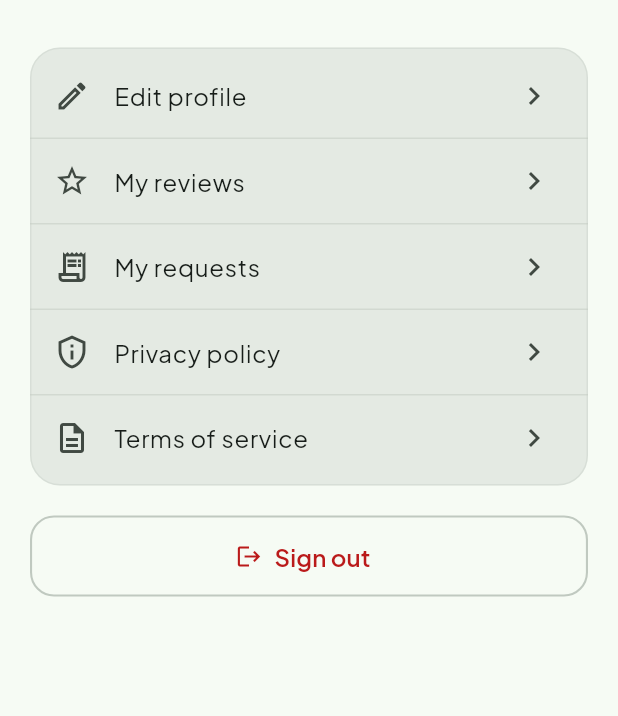
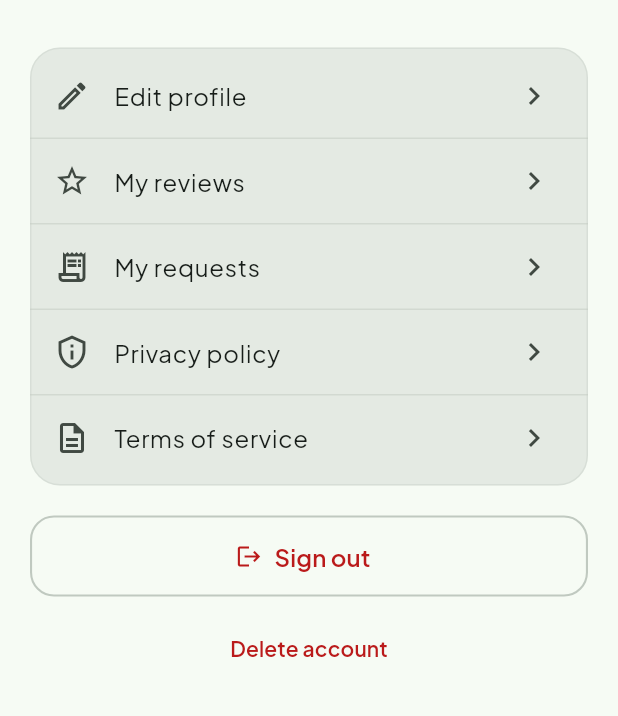
Before and after one commit to HogarSOS/hogarSOS-frontend, a Flutter app: the PerfilScreen screen opened directly, on a phone screen of 412 x 824 dp, the part 389-1105 px from its top. Run offline on Flutter 3.47's test engine with Material 3 defaults, Android fonts, the phone set to English and light mode, and no system bars; our stand-ins replace app_links, cached_network_image, cloud_firestore, dio, firebase_auth, firebase_core and 8 more; missing offline and left inert: flutter_stripe; accounts and stored records are empty; network calls fail.

Commit message:
Auditoría pre-lanzamiento: añade "Eliminar cuenta" en el perfil (cliente y profesional)
Requisito de Google Play desde abril 2024 -ver commit del backend para el
detalle completo-. Mismo diálogo de confirmación y llamada a DELETE
/api/users/me para los dos roles (widgets/eliminar_cuenta.dart), con
cierre de sesión y vuelta al login tras confirmar.

Co-Authored-By: Claude Sonnet 5 <noreply@anthropic.com>

```diff
--- a/lib/l10n/app_en.arb
+++ b/lib/l10n/app_en.arb
@@ -217,6 +217,11 @@
   "perfilMiembroDesde": "Hogar SOS member",
   "perfilConfirmarSalir": "Are you sure you want to sign out?",
   "perfilCancelar": "Cancel",
+  "perfilEliminarCuenta": "Delete account",
+  "perfilEliminarCuentaConfirmarTitulo": "Delete your account?",
+  "perfilEliminarCuentaConfirmarTexto": "This can't be undone. You'll lose access immediately, and your name, email, phone, photo and, if you're a professional, your verification documents will be deleted.",
+  "perfilEliminarCuentaBotonConfirmar": "Yes, delete my account",
+  "perfilEliminarCuentaError": "We couldn't delete your account. Please try again.",
   "perfilFavoritos": "Favorites",
   "perfilMisSolicitudes": "My requests",
   "perfilConfiguracion": "Settings",
--- a/lib/l10n/app_es.arb
+++ b/lib/l10n/app_es.arb
@@ -217,6 +217,11 @@
   "perfilMiembroDesde": "Miembro de Hogar SOS",
   "perfilConfirmarSalir": "¿Seguro que quieres cerrar sesión?",
   "perfilCancelar": "Cancelar",
+  "perfilEliminarCuenta": "Eliminar cuenta",
+  "perfilEliminarCuentaConfirmarTitulo": "¿Eliminar tu cuenta?",
+  "perfilEliminarCuentaConfirmarTexto": "Esta acción no se puede deshacer. Perderás el acceso de inmediato y se eliminarán tu nombre, email, teléfono, foto y, si eres profesional, tus documentos de verificación.",
+  "perfilEliminarCuentaBotonConfirmar": "Sí, eliminar mi cuenta",
+  "perfilEliminarCuentaError": "No se pudo eliminar tu cuenta. Inténtalo de nuevo.",
   "perfilFavoritos": "Favoritos",
   "perfilMisSolicitudes": "Mis solicitudes",
   "perfilConfiguracion": "Configuración",
--- a/lib/l10n/app_localizations.dart
+++ b/lib/l10n/app_localizations.dart
@@ -1178,6 +1178,36 @@ abstract class AppLocalizations {
   /// **'Cancelar'**
   String get perfilCancelar;
 
+  /// No description provided for @perfilEliminarCuenta.
+  ///
+  /// In es, this message translates to:
+  /// **'Eliminar cuenta'**
+  String get perfilEliminarCuenta;
+
+  /// No description provided for @perfilEliminarCuentaConfirmarTitulo.
+  ///
+  /// In es, this message translates to:
+  /// **'¿Eliminar tu cuenta?'**
+  String get perfilEliminarCuentaConfirmarTitulo;
+
+  /// No description provided for @perfilEliminarCuentaConfirmarTexto.
+  ///
+  /// In es, this message translates to:
+  /// **'Esta acción no se puede deshacer. Perderás el acceso de inmediato y se eliminarán tu nombre, email, teléfono, foto y, si eres profesional, tus documentos de verificación.'**
+  String get perfilEliminarCuentaConfirmarTexto;
+
+  /// No description provided for @perfilEliminarCuentaBotonConfirmar.
+  ///
+  /// In es, this message translates to:
+  /// **'Sí, eliminar mi cuenta'**
+  String get perfilEliminarCuentaBotonConfirmar;
+
+  /// No description provided for @perfilEliminarCuentaError.
+  ///
+  /// In es, this message translates to:
+  /// **'No se pudo eliminar tu cuenta. Inténtalo de nuevo.'**
+  String get perfilEliminarCuentaError;
+
   /// No description provided for @perfilFavoritos.
   ///
   /// In es, this message translates to:
--- a/lib/l10n/app_localizations_en.dart
+++ b/lib/l10n/app_localizations_en.dart
@@ -646,6 +646,23 @@ class AppLocalizationsEn extends AppLocalizations {
   String get perfilCancelar => 'Cancel';
 
   @override
+  String get perfilEliminarCuenta => 'Delete account';
+
+  @override
+  String get perfilEliminarCuentaConfirmarTitulo => 'Delete your account?';
+
+  @override
+  String get perfilEliminarCuentaConfirmarTexto =>
+      'This can\'t be undone. You\'ll lose access immediately, and your name, email, phone, photo and, if you\'re a professional, your verification documents will be deleted.';
+
+  @override
+  String get perfilEliminarCuentaBotonConfirmar => 'Yes, delete my account';
+
+  @override
+  String get perfilEliminarCuentaError =>
+      'We couldn\'t delete your account. Please try again.';
+
+  @override
   String get perfilFavoritos => 'Favorites';
 
   @override
--- a/lib/screens/cliente/perfil_screen.dart
+++ b/lib/screens/cliente/perfil_screen.dart
@@ -6,6 +6,7 @@ import '../../models/user_model.dart';
 import '../../providers/auth_provider.dart';
 import '../auth/login_screen.dart';
 import '../../widgets/entrada_animada.dart';
+import '../../widgets/eliminar_cuenta.dart';
 import 'editar_perfil_screen.dart';
 import 'mis_solicitudes_screen.dart';
 import 'mis_valoraciones_screen.dart';
@@ -301,6 +302,15 @@ class _PerfilScreenState extends ConsumerState<PerfilScreen> {
               style: OutlinedButton.styleFrom(foregroundColor: colorScheme.error),
             ),
           ),
+          const SizedBox(height: 10),
+          EntradaAnimada(
+            retraso: const Duration(milliseconds: 180),
+            child: TextButton(
+              onPressed: () => confirmarYEliminarCuenta(context, ref),
+              style: TextButton.styleFrom(foregroundColor: colorScheme.error),
+              child: Text(t.perfilEliminarCuenta),
+            ),
+          ),
         ],
       ),
     );
--- a/lib/services/user_service.dart
+++ b/lib/services/user_service.dart
@@ -23,6 +23,16 @@ class UserService {
     return AppUser.fromJson(respuesta.data as Map<String, dynamic>);
   }
 
+  /// Elimina la cuenta del usuario autenticado (cualquier rol) — ver
+  /// user.controller.ts#deleteMe. Irreversible: borra el usuario de
+  /// Firebase Auth y anonimiza los datos personales en nuestra base de
+  /// datos. Quien llama a esto debe cerrar la sesión local justo
+  /// después (los tokens dejan de servir para nada, pero no hay razón
+  /// para conservarlos).
+  Future<void> eliminarCuenta() async {
+    await _api.delete('/users/me');
+  }
+
   /// Opiniones recibidas por el usuario autenticado (como cliente
   /// contratante, valorado por profesionales). Reutiliza el mismo
   /// modelo ProfessionalReview que ya existe para el perfil público de
```
Also changed, not shown: lib/l10n/app_localizations_es.dart (+17 -0 lines), lib/screens/profesional/mi_perfil_profesional_screen.dart (+11 -0 lines), lib/widgets/eliminar_cuenta.dart (added, +58 -0 lines).
